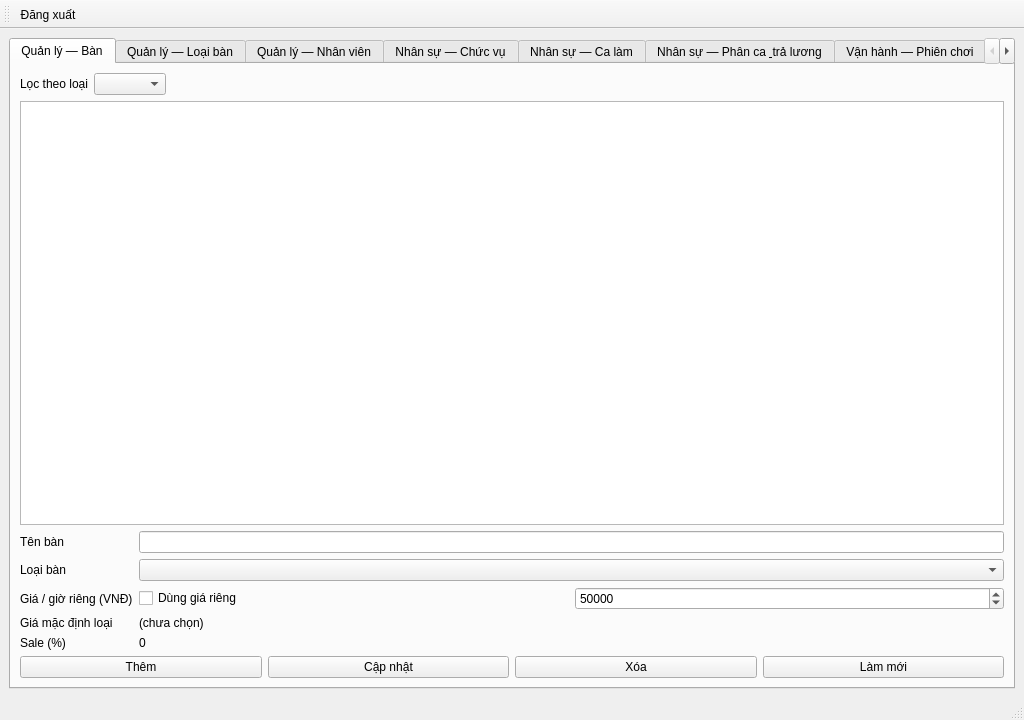
First picture: the form in app/ui/main_window.ui, repository thaieaut-engineer/Billiards_Manager, before the edit.
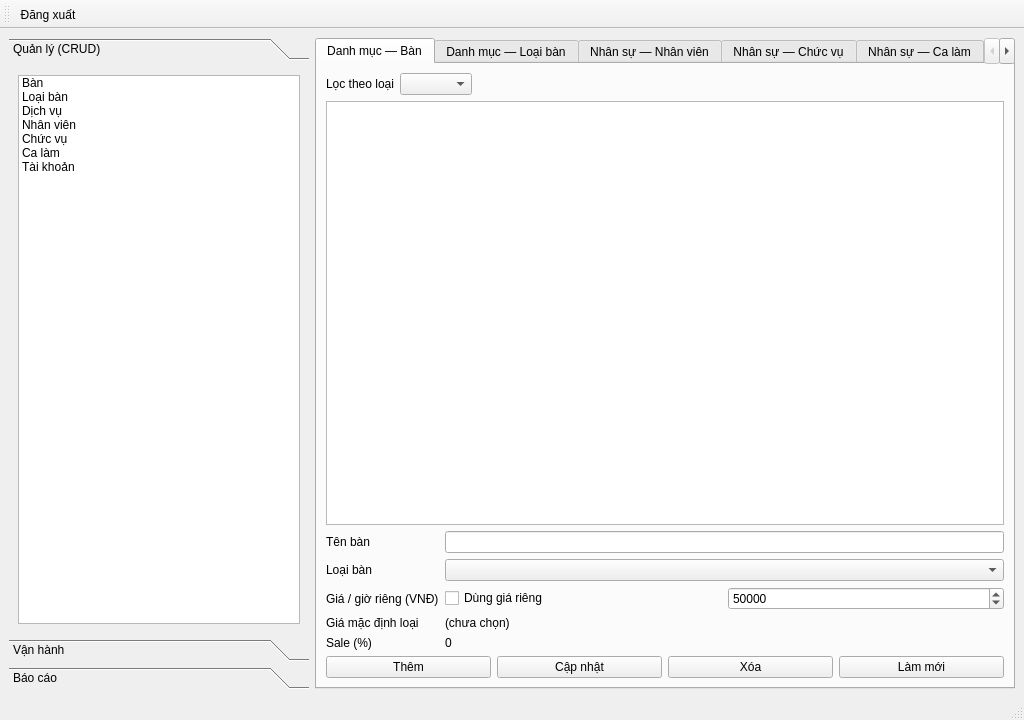
Second picture: the form after the edit.

Commit message: Chỉnh lại giao diện menu

The edit to the form file:
```diff
--- a/app/ui/main_window.ui
+++ b/app/ui/main_window.ui
@@ -14,7 +14,117 @@
    <string>Quản lý quán Bi-a</string>
   </property>
   <widget class="QWidget" name="centralwidget">
-   <layout class="QVBoxLayout" name="verticalLayout_main">
+   <layout class="QHBoxLayout" name="horizontalLayout_main">
+    <item>
+     <widget class="QToolBox" name="toolBoxMenu">
+      <property name="minimumSize">
+       <size>
+        <width>230</width>
+        <height>0</height>
+       </size>
+      </property>
+      <property name="maximumSize">
+       <size>
+        <width>300</width>
+        <height>16777215</height>
+       </size>
+      </property>
+      <property name="currentIndex">
+       <number>0</number>
+      </property>
+
+      <widget class="QWidget" name="pageQuanLyCrud">
+       <attribute name="label">
+        <string>Quản lý (CRUD)</string>
+       </attribute>
+       <layout class="QVBoxLayout" name="verticalLayout_menu_crud">
+        <item>
+         <widget class="QListWidget" name="listMenuCrud">
+          <item>
+           <property name="text">
+            <string>Bàn</string>
+           </property>
+          </item>
+          <item>
+           <property name="text">
+            <string>Loại bàn</string>
+           </property>
+          </item>
+          <item>
+           <property name="text">
+            <string>Dịch vụ</string>
+           </property>
+          </item>
+          <item>
+           <property name="text">
+            <string>Nhân viên</string>
+           </property>
+          </item>
+          <item>
+           <property name="text">
+            <string>Chức vụ</string>
+           </property>
+          </item>
+          <item>
+           <property name="text">
+            <string>Ca làm</string>
+           </property>
+          </item>
+          <item>
+           <property name="text">
+            <string>Tài khoản</string>
+           </property>
+          </item>
+         </widget>
+        </item>
+       </layout>
+      </widget>
+
+      <widget class="QWidget" name="pageVanHanh">
+       <attribute name="label">
+        <string>Vận hành</string>
+       </attribute>
+       <layout class="QVBoxLayout" name="verticalLayout_menu_vanhanh">
+        <item>
+         <widget class="QListWidget" name="listMenuVanHanh">
+          <item>
+           <property name="text">
+            <string>Phiên chơi</string>
+           </property>
+          </item>
+          <item>
+           <property name="text">
+            <string>Hóa đơn</string>
+           </property>
+          </item>
+         </widget>
+        </item>
+       </layout>
+      </widget>
+
+      <widget class="QWidget" name="pageBaoCao">
+       <attribute name="label">
+        <string>Báo cáo</string>
+       </attribute>
+       <layout class="QVBoxLayout" name="verticalLayout_menu_baocao">
+        <item>
+         <widget class="QListWidget" name="listMenuBaoCao">
+          <item>
+           <property name="text">
+            <string>Doanh thu</string>
+           </property>
+          </item>
+          <item>
+           <property name="text">
+            <string>Phân ca &amp; trả lương</string>
+           </property>
+          </item>
+         </widget>
+        </item>
+       </layout>
+      </widget>
+     </widget>
+    </item>
     <item>
      <widget class="QTabWidget" name="tabWidget">
       <property name="currentIndex">
@@ -22,7 +132,7 @@
       </property>
       <widget class="QWidget" name="tabBan">
        <attribute name="title">
-        <string>Quản lý — Bàn</string>
+        <string>Danh mục — Bàn</string>
        </attribute>
        <layout class="QVBoxLayout" name="verticalLayout_ban">
         <item>
@@ -188,7 +298,7 @@
       </widget>
      <widget class="QWidget" name="tabLoaiBan">
       <attribute name="title">
-       <string>Quản lý — Loại bàn</string>
+       <string>Danh mục — Loại bàn</string>
       </attribute>
       <layout class="QVBoxLayout" name="verticalLayout_loai_ban">
        <item>
@@ -291,7 +401,7 @@
      </widget>
       <widget class="QWidget" name="tabNhanVien">
        <attribute name="title">
-        <string>Quản lý — Nhân viên</string>
+        <string>Nhân sự — Nhân viên</string>
        </attribute>
        <layout class="QVBoxLayout" name="verticalLayout_nv">
         <item>
@@ -982,7 +1092,7 @@
       </widget>
       <widget class="QWidget" name="tabDichVu">
        <attribute name="title">
-        <string>Quản lý — Dịch vụ</string>
+        <string>Danh mục — Dịch vụ</string>
        </attribute>
        <layout class="QVBoxLayout" name="verticalLayout_dv_outer">
         <item>
@@ -1196,7 +1306,7 @@
       </widget>
       <widget class="QWidget" name="tabTaiKhoan">
        <attribute name="title">
-        <string>Quản lý — Tài khoản</string>
+        <string>Hệ thống — Tài khoản</string>
        </attribute>
        <layout class="QVBoxLayout" name="verticalLayout_tk">
         <item>
@@ -1255,7 +1365,7 @@
       </widget>
       <widget class="QWidget" name="tabHoaDon">
        <attribute name="title">
-        <string>Vận hành — Hóa đơn</string>
+        <string>Báo cáo — Hóa đơn</string>
        </attribute>
        <layout class="QVBoxLayout" name="verticalLayout_hd">
         <item>
```
Left out of the diff: 6 changed lines with no effect on the pictures. The commit also changes 1 other file.
